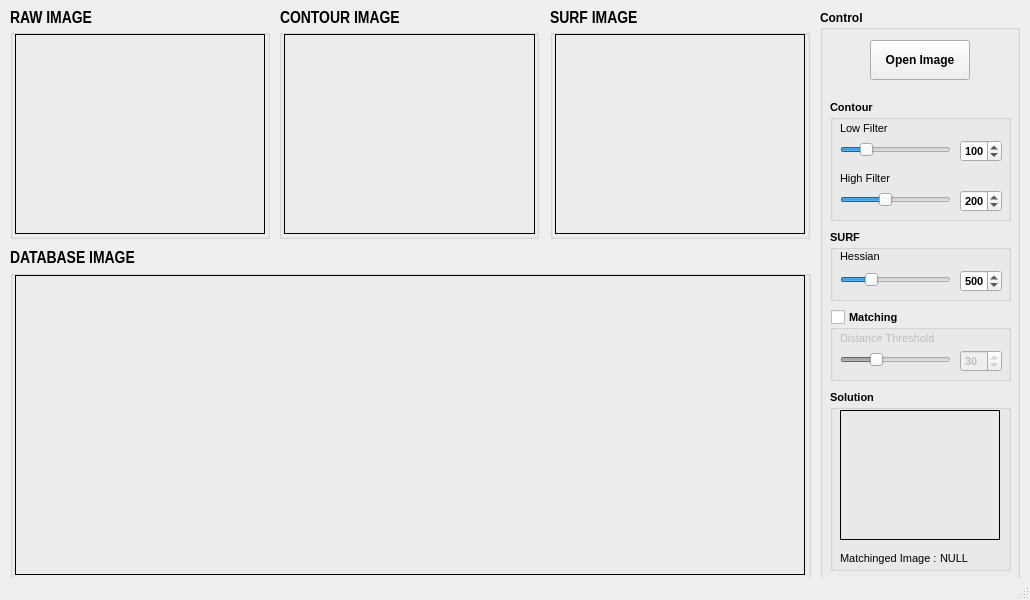
Qt form Cognition/opencv_Cognition/mainwindow.ui (GreenSimulation/OpenCV) before a commit.
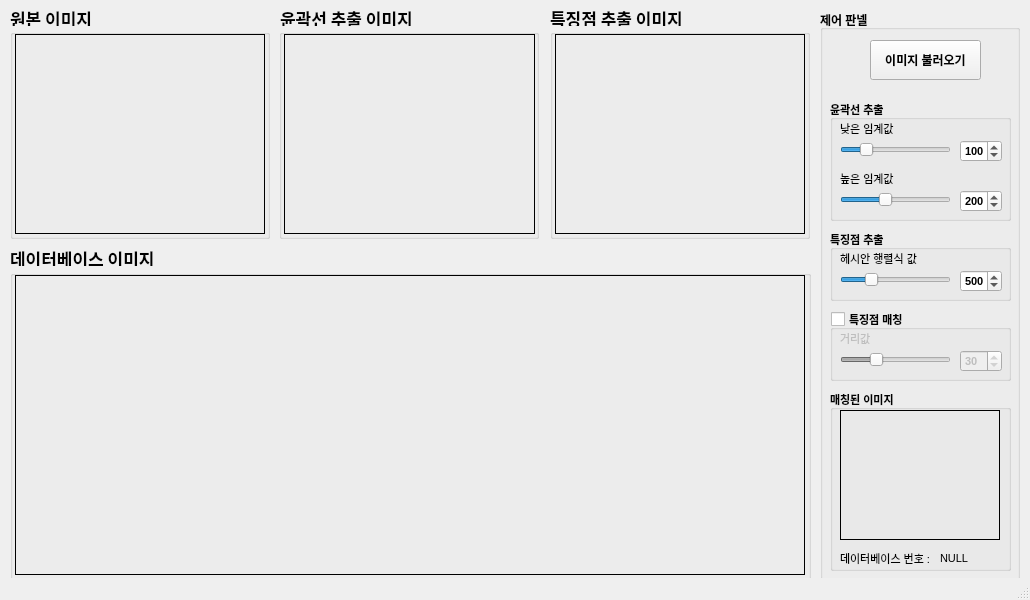
The same form after that commit.

```diff
--- a/Cognition/opencv_Cognition/mainwindow.ui
+++ b/Cognition/opencv_Cognition/mainwindow.ui
@@ -84,19 +84,19 @@
      </font>
     </property>
     <property name="title">
-     <string>Control</string>
+     <string>제어 판넬</string>
     </property>
     <widget class="QPushButton" name="Button_Open">
      <property name="geometry">
       <rect>
        <x>50</x>
        <y>30</y>
-       <width>100</width>
+       <width>111</width>
        <height>40</height>
       </rect>
      </property>
      <property name="text">
-      <string>Open Image</string>
+      <string>이미지 불러오기</string>
      </property>
     </widget>
     <widget class="QGroupBox" name="groupBox">
@@ -114,7 +114,7 @@
       </font>
      </property>
      <property name="title">
-      <string>Contour</string>
+      <string>윤곽선 추출</string>
      </property>
      <widget class="QSlider" name="Slider_LowFilter">
       <property name="geometry">
@@ -152,7 +152,7 @@
        </font>
       </property>
       <property name="text">
-       <string>Low Filter</string>
+       <string>낮은 임계값</string>
       </property>
      </widget>
      <widget class="QSpinBox" name="Spin_LowFilter">
@@ -188,7 +188,7 @@
        </font>
       </property>
       <property name="text">
-       <string>High Filter</string>
+       <string>높은 임계값</string>
       </property>
      </widget>
      <widget class="QSlider" name="Slider_HighFilter">
@@ -248,7 +248,7 @@
       </font>
      </property>
      <property name="title">
-      <string>SURF</string>
+      <string>특징점 추출</string>
      </property>
      <widget class="QSlider" name="Slider_Hessian">
       <property name="geometry">
@@ -277,8 +277,8 @@
        <rect>
         <x>10</x>
         <y>20</y>
-        <width>56</width>
-        <height>12</height>
+        <width>91</width>
+        <height>16</height>
        </rect>
       </property>
       <property name="font">
@@ -289,7 +289,7 @@
        </font>
       </property>
       <property name="text">
-       <string>Hessian</string>
+       <string>헤시안 행렬식 값</string>
       </property>
      </widget>
      <widget class="QSpinBox" name="Spin_Hessian">
@@ -330,7 +330,7 @@
       </font>
      </property>
      <property name="title">
-      <string>Matching</string>
+      <string>특징점 매칭</string>
      </property>
      <property name="checkable">
       <bool>true</bool>
@@ -378,7 +378,7 @@
        </font>
       </property>
       <property name="text">
-       <string>Distance Threshold</string>
+       <string>거리값</string>
       </property>
      </widget>
      <widget class="QSpinBox" name="Spin_Matching">
@@ -413,7 +413,7 @@
       </font>
      </property>
      <property name="title">
-      <string>Solution</string>
+      <string>매칭된 이미지</string>
      </property>
      <widget class="QLabel" name="Label_Solution">
       <property name="geometry">
@@ -449,7 +449,7 @@
        </font>
       </property>
       <property name="text">
-       <string>Matchinged Image :</string>
+       <string>데이터베이스 번호 :</string>
       </property>
      </widget>
      <widget class="QLabel" name="TextLabel_Solution">
@@ -628,7 +628,7 @@
      </font>
     </property>
     <property name="text">
-     <string>RAW IMAGE</string>
+     <string>원본 이미지</string>
     </property>
    </widget>
    <widget class="QLabel" name="label_7">
@@ -636,7 +636,7 @@
      <rect>
       <x>280</x>
       <y>10</y>
-      <width>121</width>
+      <width>151</width>
       <height>16</height>
      </rect>
     </property>
@@ -649,7 +649,7 @@
      </font>
     </property>
     <property name="text">
-     <string>CONTOUR IMAGE</string>
+     <string>윤곽선 추출 이미지</string>
     </property>
    </widget>
    <widget class="QLabel" name="label_8">
@@ -657,7 +657,7 @@
      <rect>
       <x>550</x>
       <y>10</y>
-      <width>101</width>
+      <width>151</width>
       <height>16</height>
      </rect>
     </property>
@@ -670,7 +670,7 @@
      </font>
     </property>
     <property name="text">
-     <string>SURF IMAGE</string>
+     <string>특징점 추출 이미지</string>
     </property>
    </widget>
    <widget class="QLabel" name="label_9">
@@ -678,7 +678,7 @@
      <rect>
       <x>10</x>
       <y>250</y>
-      <width>141</width>
+      <width>171</width>
       <height>16</height>
      </rect>
     </property>
@@ -691,7 +691,7 @@
      </font>
     </property>
     <property name="text">
-     <string>DATABASE IMAGE</string>
+     <string>데이터베이스 이미지</string>
     </property>
    </widget>
   </widget>
```
Left out of the diff: 3 changed lines with no effect on the pictures.
